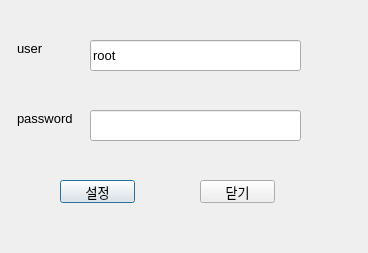
This is set_db.ui in suesoo/algo_tr as Qt 5 draws it before an edit. The edited form follows.
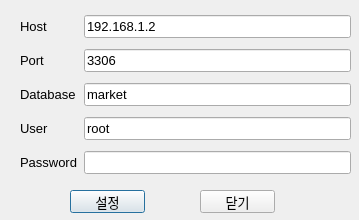
This is the edited form.

Commit message: ver. 0.8 database 설정창 추가

Patch:
```diff
--- a/set_db.ui
+++ b/set_db.ui
@@ -6,91 +6,18 @@
    <rect>
     <x>0</x>
     <y>0</y>
-    <width>368</width>
-    <height>253</height>
+    <width>359</width>
+    <height>220</height>
    </rect>
   </property>
   <property name="windowTitle">
    <string>Dialog</string>
   </property>
-  <widget class="QLabel" name="label_2">
+  <widget class="QPushButton" name="pushSet">
    <property name="geometry">
     <rect>
-     <x>17</x>
-     <y>38</y>
-     <width>71</width>
-     <height>21</height>
-    </rect>
-   </property>
-   <property name="font">
-    <font>
-     <family>Arial</family>
-     <pointsize>10</pointsize>
-    </font>
-   </property>
-   <property name="text">
-    <string>user</string>
-   </property>
-  </widget>
-  <widget class="QLineEdit" name="linePW">
-   <property name="geometry">
-    <rect>
-     <x>90</x>
-     <y>110</y>
-     <width>211</width>
-     <height>31</height>
-    </rect>
-   </property>
-   <property name="font">
-    <font>
-     <family>Arial</family>
-     <pointsize>10</pointsize>
-    </font>
-   </property>
-  </widget>
-  <widget class="QLabel" name="label_3">
-   <property name="geometry">
-    <rect>
-     <x>17</x>
-     <y>108</y>
-     <width>71</width>
-     <height>21</height>
-    </rect>
-   </property>
-   <property name="font">
-    <font>
-     <family>Arial</family>
-     <pointsize>10</pointsize>
-    </font>
-   </property>
-   <property name="text">
-    <string>password</string>
-   </property>
-  </widget>
-  <widget class="QLineEdit" name="linePrice">
-   <property name="geometry">
-    <rect>
-     <x>90</x>
-     <y>40</y>
-     <width>211</width>
-     <height>31</height>
-    </rect>
-   </property>
-   <property name="font">
-    <font>
-     <family>Arial</family>
-     <pointsize>10</pointsize>
-    </font>
-   </property>
-   <property name="text">
-    <string>root</string>
-   </property>
-  </widget>
-  <widget class="QPushButton" name="pushButton">
-   <property name="geometry">
-    <rect>
-     <x>60</x>
-     <y>180</y>
+     <x>70</x>
+     <y>190</y>
      <width>75</width>
      <height>23</height>
     </rect>
@@ -109,7 +36,7 @@
    <property name="geometry">
     <rect>
      <x>200</x>
-     <y>180</y>
+     <y>190</y>
      <width>75</width>
      <height>23</height>
     </rect>
@@ -124,6 +51,145 @@
     <string>닫기</string>
    </property>
   </widget>
+  <widget class="QWidget" name="gridLayoutWidget">
+   <property name="geometry">
+    <rect>
+     <x>20</x>
+     <y>10</y>
+     <width>331</width>
+     <height>171</height>
+    </rect>
+   </property>
+   <layout class="QGridLayout" name="gridLayout">
+    <item row="3" column="0">
+     <widget class="QLabel" name="label_2">
+      <property name="font">
+       <font>
+        <family>Arial</family>
+        <pointsize>10</pointsize>
+       </font>
+      </property>
+      <property name="text">
+       <string>User</string>
+      </property>
+     </widget>
+    </item>
+    <item row="2" column="0">
+     <widget class="QLabel" name="label_4">
+      <property name="font">
+       <font>
+        <family>Arial</family>
+        <pointsize>10</pointsize>
+       </font>
+      </property>
+      <property name="text">
+       <string>Database</string>
+      </property>
+     </widget>
+    </item>
+    <item row="4" column="1">
+     <widget class="QLineEdit" name="linePassword">
+      <property name="font">
+       <font>
+        <family>Arial</family>
+        <pointsize>10</pointsize>
+       </font>
+      </property>
+     </widget>
+    </item>
+    <item row="1" column="0">
+     <widget class="QLabel" name="label_6">
+      <property name="font">
+       <font>
+        <family>Arial</family>
+        <pointsize>10</pointsize>
+       </font>
+      </property>
+      <property name="text">
+       <string>Port</string>
+      </property>
+     </widget>
+    </item>
+    <item row="1" column="1">
+     <widget class="QLineEdit" name="linePort">
+      <property name="font">
+       <font>
+        <family>Arial</family>
+        <pointsize>10</pointsize>
+       </font>
+      </property>
+      <property name="text">
+       <string>3306</string>
+      </property>
+     </widget>
+    </item>
+    <item row="3" column="1">
+     <widget class="QLineEdit" name="lineUser">
+      <property name="font">
+       <font>
+        <family>Arial</family>
+        <pointsize>10</pointsize>
+       </font>
+      </property>
+      <property name="text">
+       <string>root</string>
+      </property>
+     </widget>
+    </item>
+    <item row="2" column="1">
+     <widget class="QLineEdit" name="lineDatabase">
+      <property name="font">
+       <font>
+        <family>Arial</family>
+        <pointsize>10</pointsize>
+       </font>
+      </property>
+      <property name="text">
+       <string>market</string>
+      </property>
+     </widget>
+    </item>
+    <item row="4" column="0">
+     <widget class="QLabel" name="label_3">
+      <property name="font">
+       <font>
+        <family>Arial</family>
+        <pointsize>10</pointsize>
+       </font>
+      </property>
+      <property name="text">
+       <string>Password</string>
+      </property>
+     </widget>
+    </item>
+    <item row="0" column="1">
+     <widget class="QLineEdit" name="lineHost">
+      <property name="font">
+       <font>
+        <family>Arial</family>
+        <pointsize>10</pointsize>
+       </font>
+      </property>
+      <property name="text">
+       <string>192.168.1.2</string>
+      </property>
+     </widget>
+    </item>
+    <item row="0" column="0">
+     <widget class="QLabel" name="label_5">
+      <property name="font">
+       <font>
+        <family>Arial</family>
+        <pointsize>10</pointsize>
+       </font>
+      </property>
+      <property name="text">
+       <string>Host</string>
+      </property>
+     </widget>
+    </item>
+   </layout>
+  </widget>
  </widget>
  <resources/>
  <connections/>
```
Left out of the diff: 2 changed lines with no effect on the pictures. The commit also changes 3 other files.
